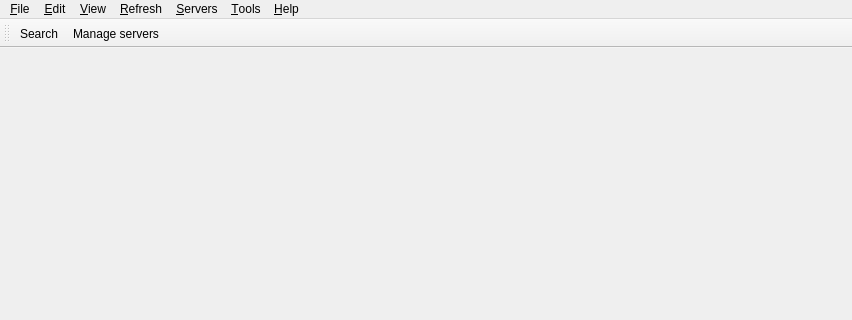
Above: Viewer/src/MainWindow.ui from ecmwf/ecflow before the change; both pictures show x 0 to 852 and y 0 to 320 of the 852 by 675 pixel window. Below: the same form after it.
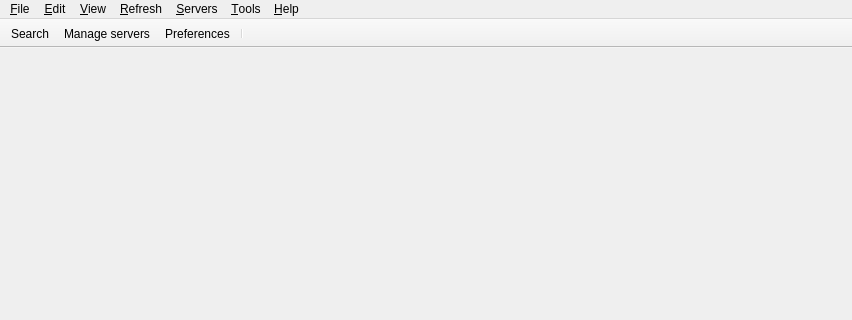
That is the form after the change. Icons and pictures are not drawn.

Patch:
```diff
--- a/Viewer/src/MainWindow.ui
+++ b/Viewer/src/MainWindow.ui
@@ -128,7 +128,7 @@
     <string>View toolbar</string>
    </property>
    <property name="movable">
-    <bool>true</bool>
+    <bool>false</bool>
    </property>
    <property name="allowedAreas">
     <set>Qt::AllToolBarAreas</set>
@@ -141,6 +141,8 @@
    </attribute>
    <addaction name="actionSearch"/>
    <addaction name="actionManageServers"/>
+   <addaction name="actionPreferences"/>
+   <addaction name="separator"/>
   </widget>
   <action name="actionClose">
    <property name="icon">
```
